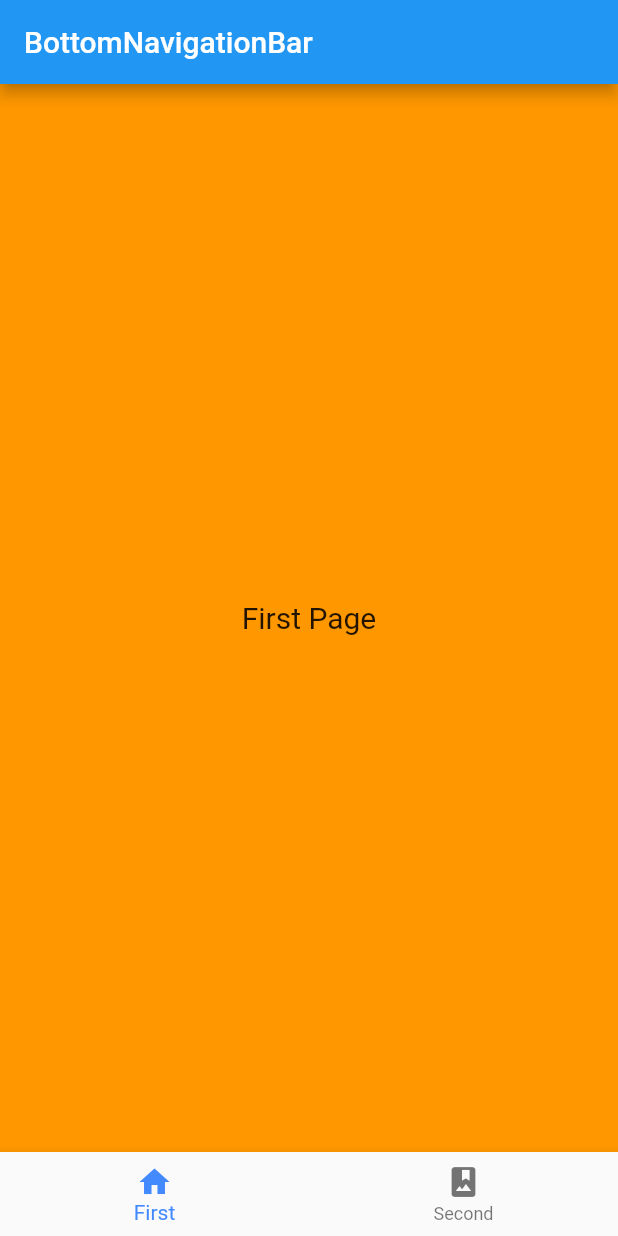
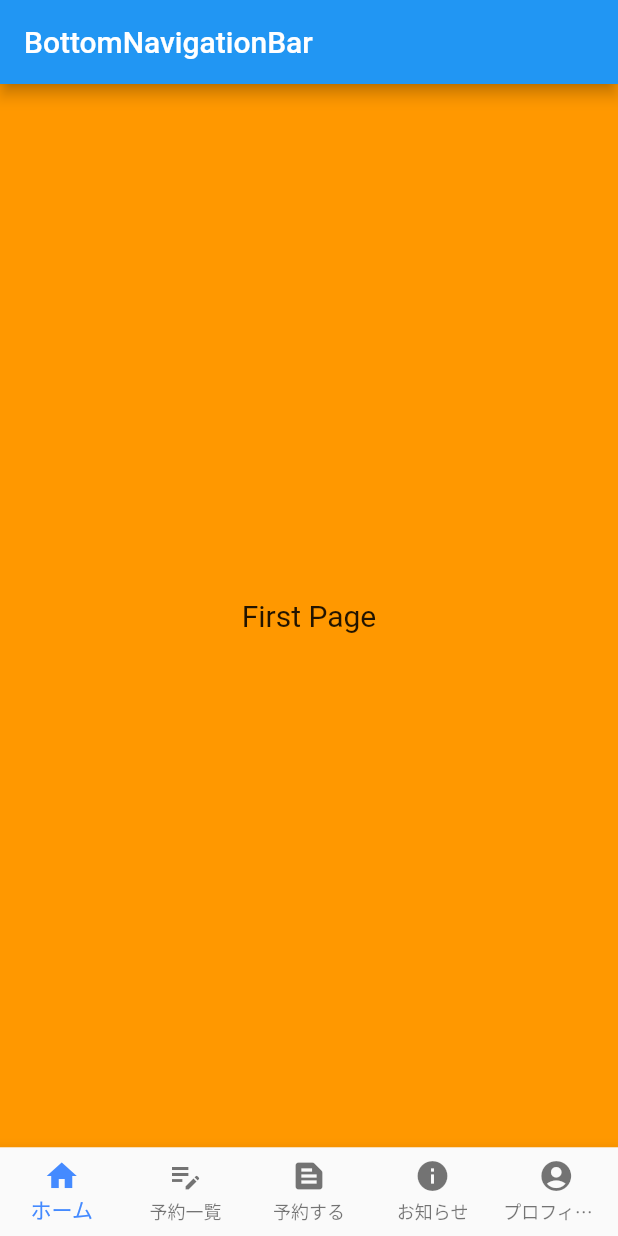
Before and after one commit to yukinkomob/FlutterReserveApp, a Flutter app: the screen it shows after launch, on a phone screen of 412 x 824 dp. Run offline on Flutter 3.47's test engine with Material 2 defaults, Android fonts, the phone set to English and light mode, and no system bars.

Commit message:
所定のタブを設定

```diff
--- a/lib/bottom_tab_page.dart
+++ b/lib/bottom_tab_page.dart
@@ -11,7 +11,13 @@ class BottomTabPage extends StatefulWidget {
 
 class _BottomTabPageState extends State<BottomTabPage> {
   int _currentIndex = 0;
-  final _pageWidgets = [FirstPage(), SecondPage()];
+  final _pageWidgets = [
+    FirstPage(),
+    FirstPage(),
+    FirstPage(),
+    FirstPage(),
+    FirstPage(),
+  ];
 
   @override
   Widget build(BuildContext context) {
@@ -22,9 +28,13 @@ class _BottomTabPageState extends State<BottomTabPage> {
       body: _pageWidgets.elementAt(_currentIndex),
       bottomNavigationBar: BottomNavigationBar(
         items: const <BottomNavigationBarItem>[
-          BottomNavigationBarItem(icon: Icon(Icons.home), label: 'First'),
+          BottomNavigationBarItem(icon: Icon(Icons.home), label: 'ホーム'),
+          BottomNavigationBarItem(icon: Icon(Icons.edit_note), label: '予約一覧'),
           BottomNavigationBarItem(
-              icon: Icon(Icons.photo_album), label: 'Second'),
+              icon: Icon(Icons.text_snippet), label: '予約する'),
+          BottomNavigationBarItem(icon: Icon(Icons.info), label: 'お知らせ'),
+          BottomNavigationBarItem(
+              icon: Icon(Icons.account_circle), label: 'プロフィール'),
         ],
         currentIndex: _currentIndex,
         fixedColor: Colors.blueAccent,
```
